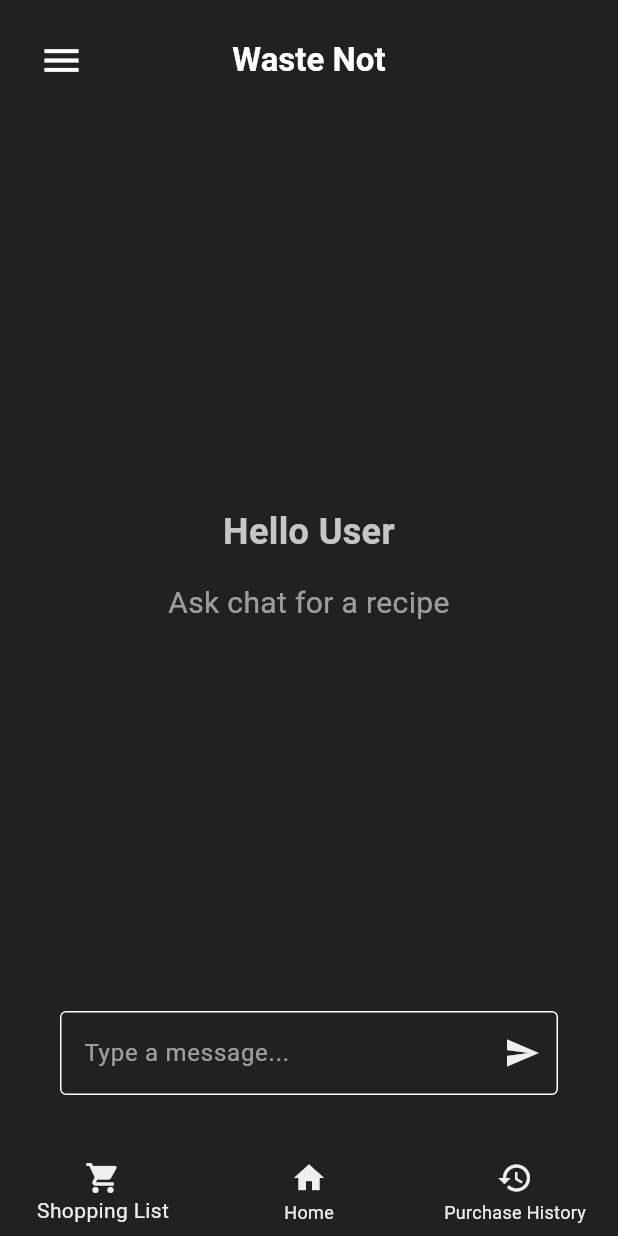
After one commit to Kenzirey/ShoppingListGroup11, a Flutter app: the ChatScreen screen opened by its route, on a phone screen of 412 x 824 dp. The commit adds this screen. Run offline on Flutter 3.47's test engine with Material 3 defaults, Android fonts, the phone set to English and light mode, and no system bars; our stand-ins replace flutter_gemini, flutter_riverpod, go_router, google_fonts, google_sign_in, image_picker and 1 more; missing offline and left inert: google_ml_kit; accounts and stored records are empty.

Commit message:
Added gemini package, with chat screen
By using my api key from google, and adding that to the gemini flutter package, gemini (lite) can now be used from within the chat screen. Next step is to actually parse the information and redirect user to the recipe screen.

```diff
--- a/lib/main.dart
+++ b/lib/main.dart
@@ -1,13 +1,17 @@
 import 'package:flutter/material.dart';
+import 'package:flutter_gemini/flutter_gemini.dart';
 import 'package:shopping_list_g11/routes/routes.dart';
 import 'package:flutter_riverpod/flutter_riverpod.dart';
 import 'package:google_fonts/google_fonts.dart';
 import 'package:supabase_flutter/supabase_flutter.dart';
 import 'package:shopping_list_g11/providers/current_user_provider.dart';
 
+// https://pub.dev/packages/flutter_gemini
+const gemApi = 'AIzaSyD0lMRQQP0rx4D024lV55WX1SoaeyFrzPg';
 void main() async {
   WidgetsFlutterBinding.ensureInitialized();
-
+  // Initialize Gemini (with Emma's key)
+  Gemini.init(apiKey: gemApi);
   // Initialize Supabase
   await Supabase.initialize(
     url: 'https://ympkztethjtejhdajsol.supabase.co',
--- /dev/null
+++ b/lib/models/message.dart
@@ -0,0 +1,7 @@
+/// Represents the message used for the chat.
+class Message {
+  final String text;
+  final bool isUser;
+
+  Message({required this.text, required this.isUser});
+}
--- /dev/null
+++ b/lib/providers/chat_provider.dart
@@ -0,0 +1,24 @@
+import 'package:flutter_riverpod/flutter_riverpod.dart';
+import 'package:shopping_list_g11/models/message.dart';
+
+/// StateNotifier to manage the list of messages from message bot.
+/// TODO: move this to a controller?
+class ChatNotifier extends StateNotifier<List<Message>> {
+  ChatNotifier() : super([]);
+
+  /// Handle user and bot messages.
+  void sendMessage({required String text, required bool isUser}) {
+    state = [...state, Message(text: text, isUser: isUser)];
+  }
+
+  void updateLastBotMessage(String newText) {
+    if (state.isNotEmpty && !state.last.isUser) {
+      state = [
+        ...state.sublist(0, state.length - 1),
+        Message(text: newText, isUser: false),
+      ];
+    }
+  }
+}
+
+final chatProvider = StateNotifierProvider<ChatNotifier, List<Message>>((ref) => ChatNotifier());
--- a/lib/routes/routes.dart
+++ b/lib/routes/routes.dart
@@ -1,5 +1,6 @@
 import 'package:flutter/material.dart';
 import 'package:go_router/go_router.dart';
+import 'package:shopping_list_g11/src/screen/chat_screen.dart';
 import 'package:shopping_list_g11/src/screen/home_screen.dart';
 import 'package:shopping_list_g11/src/screen/login.dart';
 import 'package:shopping_list_g11/src/screen/meal_recipe.dart';
@@ -82,8 +83,13 @@ class AppRouter {
           GoRoute(
             path: '/chat', // meal recipe chat
             name: 'chat',
+            builder: (context, state) => const ChatScreen(),
+          ),
+          GoRoute(
+            path: '/recipe', // meal recipe chat
+            name: 'mealPlanner',
             builder: (context, state) => const MealRecipeScreen(),
-          )
+          ),
         ],
       ),
     ],
--- /dev/null
+++ b/lib/src/screen/chat_screen.dart
@@ -0,0 +1,237 @@
+import 'package:flutter/material.dart';
+import 'package:flutter_riverpod/flutter_riverpod.dart';
+import 'package:shopping_list_g11/providers/chat_provider.dart';
+import 'package:flutter_gemini/flutter_gemini.dart';
+
+/// Screen for asking AI for a specific recipe.
+class ChatScreen extends ConsumerStatefulWidget {
+  const ChatScreen({super.key});
+
+  @override
+  ConsumerState<ChatScreen> createState() => _ChatScreenState();
+}
+
+class _ChatScreenState extends ConsumerState<ChatScreen> {
+  final TextEditingController _controller = TextEditingController();
+  final ScrollController _scrollController = ScrollController();
+
+  @override
+  void initState() {
+    super.initState();
+  }
+
+  @override
+  void dispose() {
+    _controller.dispose();
+    _scrollController.dispose();
+    super.dispose();
+  }
+
+  /// Debugs and prints are there until I have parsing complete.
+  Future<String> _getGeminiResponse(String message) async {
+    String geminiResponse = 'Error: Could not get response.';
+    try {
+      String fullResponseText = ""; // To save the entire response into one String.
+      await Gemini.instance.promptStream(
+        parts: [
+          Part.text(message),
+        ],
+      ).listen((value) {
+        debugPrint('--- Stream Value BELOW: ---');
+        //print(value); // print entire object
+        debugPrint('Output: ${value?.output}');
+        fullResponseText += value?.output ?? ''; // append full response
+      }).asFuture();
+
+      geminiResponse = fullResponseText.isNotEmpty
+          ? fullResponseText
+          : 'Error: No output from Gemini.';
+      debugPrint(
+          '--- Final _getGeminiResponse: ---');
+      debugPrint(geminiResponse); // final response.
+      return geminiResponse;
+    } catch (exception) {
+      debugPrint('Gemini Error: $exception');
+      return 'Error: Could not get response.';
+    }
+  }
+
+  void _sendMessage() async {
+    if (_controller.text.trim().isEmpty) return;
+
+    final userMessage = _controller.text;
+    ref
+        .read(chatProvider.notifier)
+        .sendMessage(text: userMessage, isUser: true);
+
+    _controller.clear();
+
+    // Placeholder "Thinking of recipe..." message to give user visual feedback that request is being processed.
+    ref.read(chatProvider.notifier).sendMessage(
+          text: 'Thinking of recipe...',
+          isUser: false,
+        );
+
+    // Fetch Gemini Response
+    final geminiResponse = await _getGeminiResponse(userMessage);
+
+    // Replace placeholder with the actual response.
+    ref.read(chatProvider.notifier).updateLastBotMessage(geminiResponse);
+
+    // Scroll to the new msg
+    Future.delayed(const Duration(milliseconds: 100), () {
+      _scrollController.animateTo(
+        _scrollController.position.minScrollExtent,
+        duration: const Duration(milliseconds: 300),
+        curve: Curves.easeOut,
+      );
+    });
+  }
+
+  @override
+  Widget build(BuildContext context) {
+    final messages = ref.watch(chatProvider);
+
+    return Scaffold(
+      body: Padding(
+        padding: const EdgeInsets.symmetric(horizontal: 32, vertical: 16),
+        child: Column(
+          children: [
+            Expanded(
+              child: messages.isEmpty
+                  ? Center(
+                      child: Column(
+                        mainAxisAlignment: MainAxisAlignment.center,
+                        children: [
+                          Text(
+                            'Hello User',
+                            style: TextStyle(
+                              fontSize: 24,
+                              fontWeight: FontWeight.bold,
+                              color: Theme.of(context)
+                                  .colorScheme
+                                  .tertiary
+                                  .withOpacity(0.8),
+                            ),
+                            textAlign: TextAlign.center,
+                          ),
+                          const SizedBox(height: 16),
+                          Text(
+                            'Ask chat for a recipe',
+                            style: TextStyle(
+                              fontSize: 20,
+                              color: Theme.of(context)
+                                  .colorScheme
+                                  .tertiary
+                                  .withOpacity(0.6),
+                            ),
+                            textAlign: TextAlign.center,
+                          ),
+                        ],
+                      ),
+                    )
+                  : ListView.builder(
+                      controller: _scrollController,
+                      reverse: true,
+                      itemCount: messages.length,
+                      itemBuilder: (context, index) {
+                        final message = messages[messages.length - 1 - index];
+                        return Align(
+                          alignment: message.isUser
+                              ? Alignment.centerRight
+                              : Alignment.centerLeft,
+                          child: Container(
+                            padding: const EdgeInsets.all(10),
+                            margin: const EdgeInsets.symmetric(
+                                vertical: 5, horizontal: 10),
+                            decoration: BoxDecoration(
+                              color: message.isUser
+                                  ? Colors.blue
+                                  : Theme.of(context)
+                                      .colorScheme
+                                      .primaryContainer,
+                              borderRadius: BorderRadius.circular(10),
+                            ),
+                            child: message.text == 'Thinking of recipe...'
+                                ? Row(
+                                    mainAxisSize: MainAxisSize.min,
+                                    children: [
+                                      Text(
+                                        message.text,
+                                        style: TextStyle(
+                                            color: Theme.of(context)
+                                                .colorScheme
+                                                .tertiary),
+                                      ),
+                                      const SizedBox(
+                                        width: 12,
+                                        height: 20,
+                                        child: CircularProgressIndicator(
+                                            strokeWidth: 2),
+                                      ),
+                                    ],
+                                  )
+                                : Text(
+                                    message.text,
+                                    style: TextStyle(
+                                        color: Theme.of(context)
+                                            .colorScheme
+                                            .tertiary),
+                                  ),
+                          ),
+                        );
+                      },
+                    ),
+            ),
+            const SizedBox(height: 8),
+            Padding(
+              padding: const EdgeInsets.all(8.0),
+              child: Row(
+                children: [
+                  Expanded(
+                    child: TextField(
+                      controller: _controller,
+                      style: TextStyle(
+                        color: Theme.of(context).colorScheme.tertiary,
+                      ),
+                      decoration: InputDecoration(
+                        hintText: 'Type a message...',
+                        hintStyle: TextStyle(
+                          color: Theme.of(context)
+                              .colorScheme
+                              .tertiary
+                              .withOpacity(0.6),
+                        ),
+                        border: OutlineInputBorder(
+                          borderSide: BorderSide(
+                            color: Theme.of(context).colorScheme.primary,
+                          ),
+                        ),
+                        focusedBorder: OutlineInputBorder(
+                          borderSide: BorderSide(
+                            color: Theme.of(context).colorScheme.primary,
+                            width: 2,
+                          ),
+                        ),
+                        // Send button inside textfield
+                        // https://api.flutter.dev/flutter/material/InputDecoration/suffixIcon.html
+                        suffixIcon: IconButton(
+                          icon: const Icon(Icons.send),
+                          color: Theme.of(context).colorScheme.tertiary,
+                          onPressed: _sendMessage,
+                        ),
+                      ),
+                      onSubmitted: (_) => _sendMessage(),
+                    ),
+                  ),
+                ],
+              ),
+            ),
+            // adds distance between bottom nav bar and the text field.
+            const SizedBox(height: 12,),
+          ],
+        ),
+      ),
+    );
+  }
+}
--- a/lib/src/widget/top_bar.dart
+++ b/lib/src/widget/top_bar.dart
@@ -16,8 +16,8 @@ class TopBar extends StatelessWidget implements PreferredSizeWidget {
   @override
   Widget build(BuildContext context) {
     return AppBar(
-      // Set a custom toolbar height to add vertical space.
-      toolbarHeight: 80, // or kToolbarHeight + 20, etc.
+      // Add vertical space to not make it kiss the top part of phone.
+      toolbarHeight: 80,
 
       title: Text(
         title,
--- a/pubspec.yaml
+++ b/pubspec.yaml
@@ -29,6 +29,9 @@ dependencies:
   image: ^4.0.17
   google_mlkit_smart_reply: ^0.12.0
 
+  # For Gemini
+  flutter_gemini: ^3.0.0
+
 dev_dependencies:
   flutter_test:
     sdk: flutter
```
